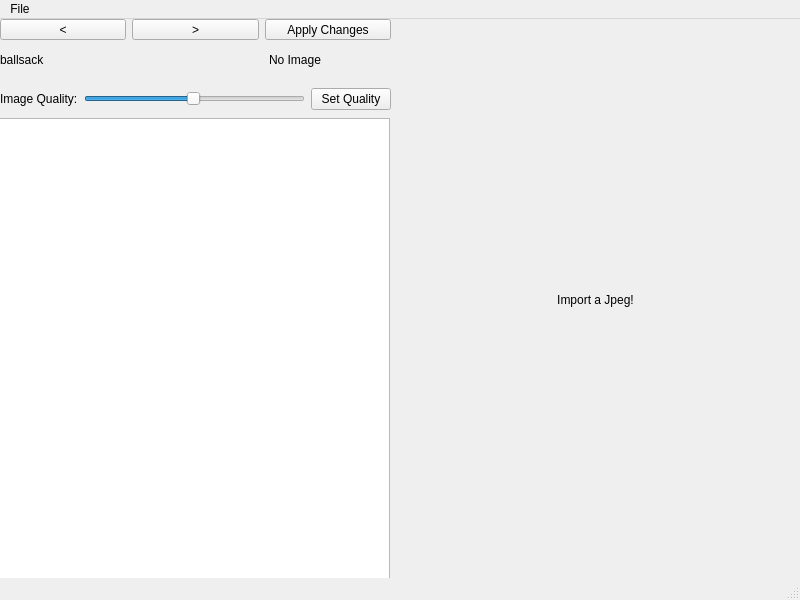
This is mainwindow.ui in lewyche/Jpeg-Quantization-Table-Editor-Qt as Qt 5 draws it before an edit. The edited form follows.
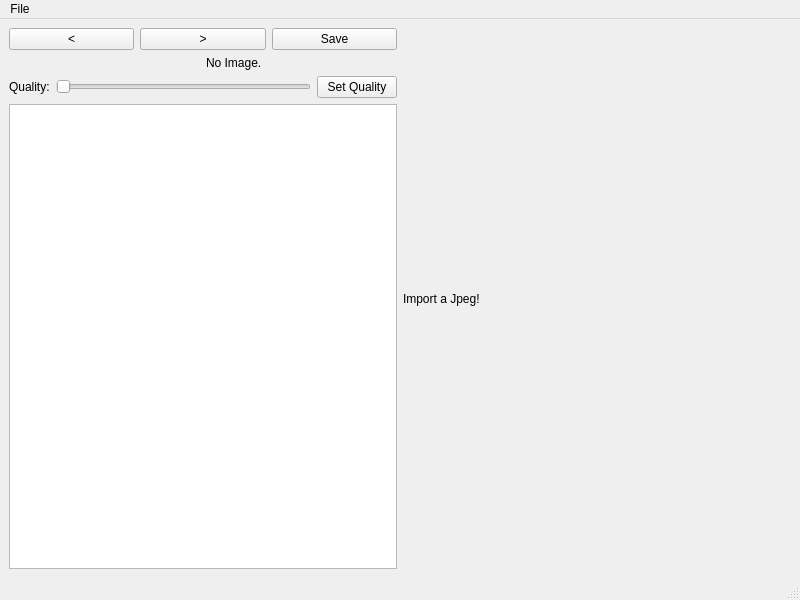
This is the edited form.

Commit message: window now scales

```diff
--- a/mainwindow.ui
+++ b/mainwindow.ui
@@ -14,119 +14,74 @@
    <string>MainWindow</string>
   </property>
   <widget class="QWidget" name="centralwidget">
-   <widget class="QWidget" name="horizontalLayoutWidget">
-    <property name="geometry">
-     <rect>
-      <x>390</x>
-      <y>0</y>
-      <width>411</width>
-      <height>561</height>
-     </rect>
-    </property>
-    <layout class="QHBoxLayout" name="horizontalLayout_2">
+   <layout class="QHBoxLayout" name="horizontalLayout">
      <item>
-      <widget class="QLabel" name="imageDisplay">
-       <property name="enabled">
-        <bool>true</bool>
-       </property>
-       <property name="autoFillBackground">
-        <bool>false</bool>
-       </property>
-       <property name="text">
-        <string>Import a Jpeg!</string>
-       </property>
-       <property name="scaledContents">
-        <bool>true</bool>
-       </property>
-       <property name="alignment">
-        <set>Qt::AlignmentFlag::AlignCenter</set>
-       </property>
-      </widget>
-     </item>
-    </layout>
-   </widget>
-   <widget class="QWidget" name="verticalLayoutWidget">
-    <property name="geometry">
-     <rect>
-      <x>-1</x>
-      <y>99</y>
-      <width>391</width>
-      <height>461</height>
-     </rect>
-    </property>
-    <layout class="QVBoxLayout" name="verticalLayout_2">
+     <layout class="QVBoxLayout" name="verticalLayout">
+      <property name="sizeConstraint">
+       <enum>QLayout::SizeConstraint::SetDefaultConstraint</enum>
+      </property>
      <item>
-      <widget class="QPlainTextEdit" name="hexEdit"/>
-     </item>
-    </layout>
-   </widget>
-   <widget class="QWidget" name="gridLayoutWidget">
-    <property name="geometry">
-     <rect>
-      <x>0</x>
-      <y>0</y>
-      <width>391</width>
-      <height>21</height>
-     </rect>
-    </property>
-    <layout class="QGridLayout" name="gridLayout_3">
-     <item row="0" column="2">
-      <widget class="QPushButton" name="save">
-       <property name="text">
-        <string>Apply Changes</string>
-       </property>
-      </widget>
-     </item>
-     <item row="0" column="0">
+       <layout class="QVBoxLayout" name="verticalLayout_5">
+        <item>
+         <layout class="QHBoxLayout" name="horizontalLayout_5">
+          <item>
       <widget class="QPushButton" name="back">
        <property name="text">
         <string>&lt;</string>
        </property>
       </widget>
      </item>
-     <item row="0" column="1">
+          <item>
       <widget class="QPushButton" name="next">
        <property name="text">
         <string>&gt;</string>
        </property>
       </widget>
      </item>
-    </layout>
-   </widget>
-   <widget class="QWidget" name="gridLayoutWidget_3">
-    <property name="geometry">
-     <rect>
-      <x>0</x>
-      <y>60</y>
-      <width>391</width>
-      <height>41</height>
-     </rect>
-    </property>
-    <layout class="QGridLayout" name="gridLayout_6">
-     <item row="0" column="0">
-      <widget class="QLabel" name="label_2">
+          <item>
+           <widget class="QPushButton" name="save">
+            <property name="text">
+             <string>Save</string>
+            </property>
+           </widget>
+          </item>
+         </layout>
+        </item>
+        <item>
+         <layout class="QHBoxLayout" name="horizontalLayout_10">
+          <item>
+           <widget class="QLabel" name="colorSpace">
+            <property name="text">
+             <string/>
+            </property>
+           </widget>
+          </item>
+          <item>
+           <widget class="QLabel" name="hexEditStatus">
+            <property name="text">
+             <string>No Image.</string>
+            </property>
+           </widget>
+          </item>
+         </layout>
+        </item>
+        <item>
+         <layout class="QHBoxLayout" name="horizontalLayout_9">
+          <item>
+           <widget class="QLabel" name="label_4">
        <property name="text">
-        <string>Image Quality:</string>
+             <string>Quality:</string>
        </property>
       </widget>
      </item>
-     <item row="0" column="1">
+          <item>
       <widget class="QSlider" name="qualitySlider">
-       <property name="minimum">
-        <number>1</number>
-       </property>
-       <property name="maximum">
-        <number>100</number>
-       </property>
-       <property name="value">
-        <number>50</number>
-       </property>
        <property name="orientation">
         <enum>Qt::Orientation::Horizontal</enum>
        </property>
       </widget>
      </item>
-     <item row="0" column="2">
+          <item>
       <widget class="QPushButton" name="setQuality">
        <property name="text">
         <string>Set Quality</string>
@@ -134,39 +89,39 @@
       </widget>
      </item>
     </layout>
-   </widget>
-   <widget class="QWidget" name="gridLayoutWidget_2">
-    <property name="geometry">
-     <rect>
-      <x>0</x>
-      <y>20</y>
-      <width>391</width>
-      <height>41</height>
-     </rect>
-    </property>
-    <layout class="QGridLayout" name="gridLayout_5">
-     <item row="0" column="0">
-      <widget class="QLabel" name="colorSpace">
-       <property name="text">
-        <string>ballsack</string>
-       </property>
-       <property name="alignment">
-        <set>Qt::AlignmentFlag::AlignLeading|Qt::AlignmentFlag::AlignLeft|Qt::AlignmentFlag::AlignVCenter</set>
-       </property>
-      </widget>
-     </item>
-     <item row="0" column="1">
-      <widget class="QLabel" name="hexEditStatus">
+        </item>
+       </layout>
+      </item>
+      <item>
+       <layout class="QHBoxLayout" name="horizontalLayout_4">
+        <item>
+         <widget class="QPlainTextEdit" name="hexEdit"/>
+        </item>
+       </layout>
+      </item>
+     </layout>
+    </item>
+    <item>
+     <layout class="QHBoxLayout" name="horizontalLayout_3">
+      <property name="sizeConstraint">
+       <enum>QLayout::SizeConstraint::SetDefaultConstraint</enum>
+      </property>
+      <item>
+       <widget class="QLabel" name="imageDisplay">
+        <property name="sizePolicy">
+         <sizepolicy hsizetype="MinimumExpanding" vsizetype="Preferred">
+          <horstretch>0</horstretch>
+          <verstretch>0</verstretch>
+         </sizepolicy>
+        </property>
        <property name="text">
-        <string>No Image</string>
-       </property>
-       <property name="alignment">
-        <set>Qt::AlignmentFlag::AlignCenter</set>
-       </property>
+         <string>Import a Jpeg!</string>
+        </property>
       </widget>
      </item>
     </layout>
-   </widget>
+    </item>
+   </layout>
   </widget>
   <widget class="QMenuBar" name="menubar">
    <property name="geometry">
```
Lines whose indentation alone changed are shown as unchanged.
